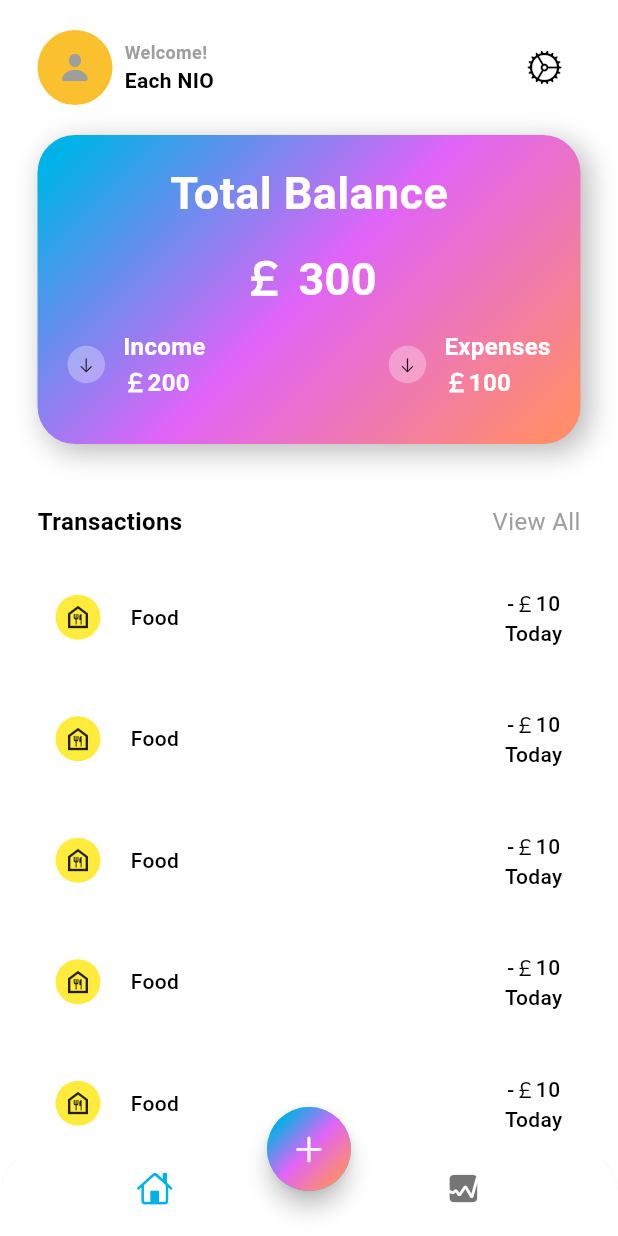
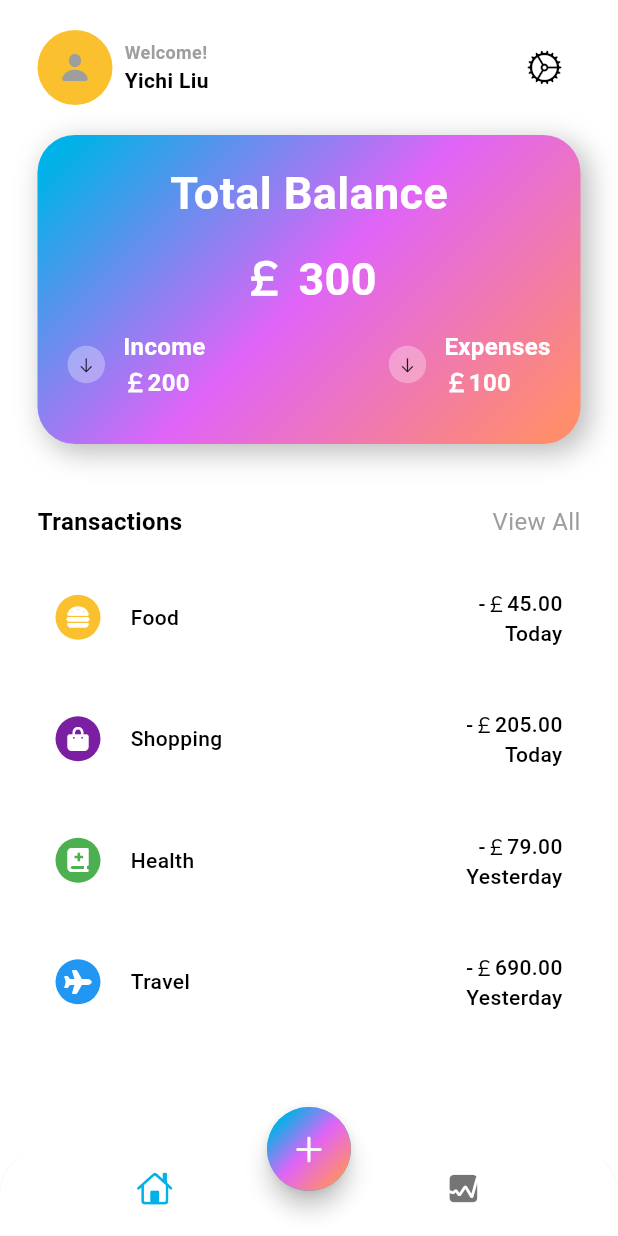
Before and after one commit to Each9084/quick_tracker, a Flutter app: the screen it shows after launch, on a phone screen of 412 x 824 dp. Run offline on Flutter 3.47's test engine with Material 3 defaults, Android fonts, the phone set to English and light mode, and no system bars; our stand-ins replace font_awesome_flutter.

Commit message:
change the title

```diff
--- a/lib/screens/home/views/main_screen.dart
+++ b/lib/screens/home/views/main_screen.dart
@@ -2,6 +2,8 @@ import 'dart:math';
 
 import 'package:flutter/cupertino.dart';
 import 'package:flutter/material.dart';
+
+import '../../../data/data.dart';
 
 class MainScreen extends StatelessWidget {
   const MainScreen({super.key});
@@ -50,7 +52,7 @@ class MainScreen extends StatelessWidget {
                               color: Theme.of(context).colorScheme.outline),
                         ),
                         Text(
-                          "Each NIO",
+                          "Yichi Liu",
                           style: TextStyle(
                               fontSize: 14,
                               fontWeight: FontWeight.bold,
@@ -233,7 +235,7 @@ class MainScreen extends StatelessWidget {
             ),
             Expanded(
               child: ListView.builder(
-                itemCount: 10,
+                itemCount: transactionData.length,
                 itemBuilder: (context, int index) {
                   return Padding(
                     padding: const EdgeInsets.only(bottom: 16.0),
@@ -256,16 +258,16 @@ class MainScreen extends StatelessWidget {
                                       width: 30,
                                       height: 30,
                                       decoration: BoxDecoration(
-                                          color: Colors.yellow, shape: BoxShape.circle),
+                                          color: transactionData[index]["color"], shape: BoxShape.circle),
                                     ),
-                                    Icon(Icons.food_bank_outlined,size: 20,)
+                                    transactionData[index]["icon"],
                                   ],
                                 ),
                                 SizedBox(width: 20,),
                                 Text(
-                                  "Food",
+                                  transactionData[index]["name"],
                                   style: TextStyle(
-                                      color: Theme.of(context).colorScheme.onBackground,
+                                      color: Colors.black,
                                       fontSize: 14,
                                       fontWeight: FontWeight.w500),
                                 ),
@@ -273,9 +275,10 @@ class MainScreen extends StatelessWidget {
                               ],
                             ),
                             Column(
+                              crossAxisAlignment: CrossAxisAlignment.end,
                               children: [
                                 Text(
-                                  "-￡10",
+                                  transactionData[index]["amount"],
                                   style: TextStyle(
                                       color: Theme.of(context).colorScheme.onBackground,
                                       fontSize: 14,
@@ -283,7 +286,7 @@ class MainScreen extends StatelessWidget {
                                 ),
 
                                 Text(
-                                  "Today",
+                                  transactionData[index]["date"],
                                   style: TextStyle(
                                       color: Theme.of(context).colorScheme.onBackground,
                                       fontSize: 14,
```
